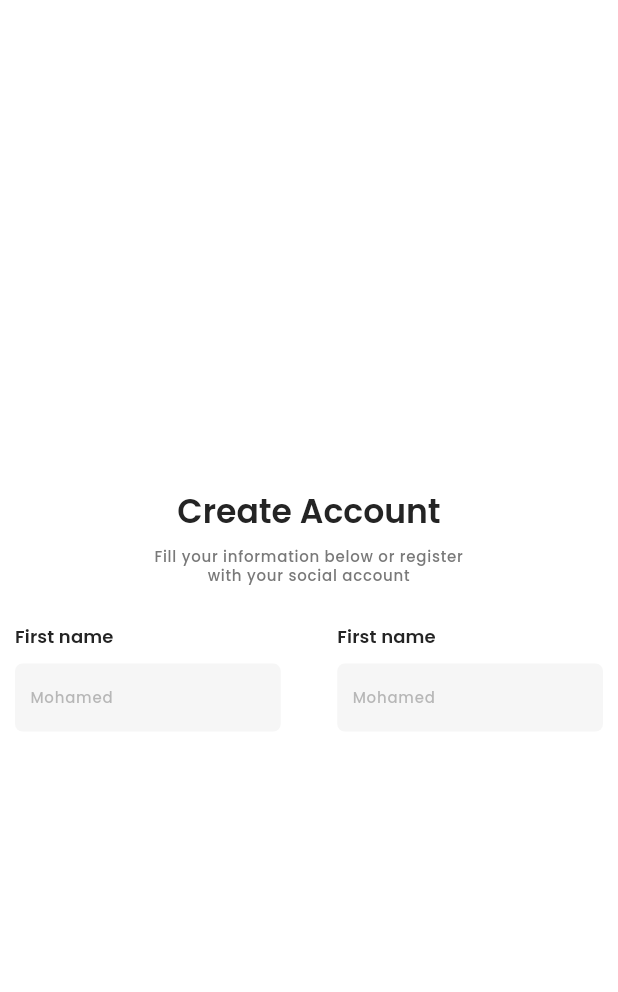
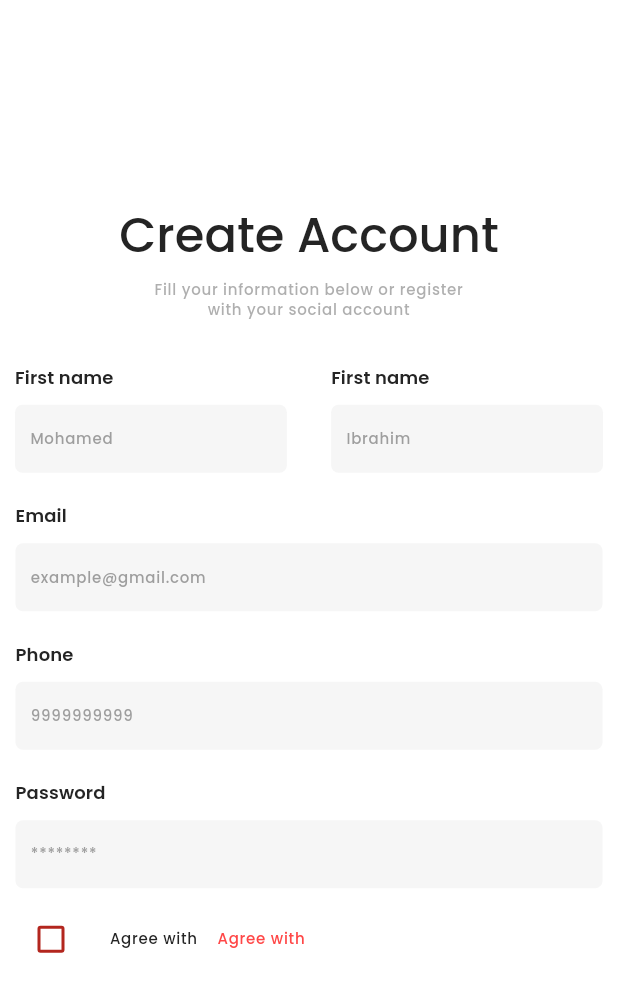
Before and after one commit to mohamed8270/info_harvest, a Flutter app: the SignupPage screen opened directly, on a phone screen of 412 x 824 dp. Shown: the top 992 px of the screen. Run offline on Flutter 3.47's test engine with Material 3 defaults, Android fonts, the phone set to English and light mode, and no system bars; our stand-ins replace flutter_svg, gap, get; missing offline and left inert: dart:ffi.

Commit message:
Auth check box added

```diff
--- /dev/null
+++ b/lib/common/widgets/checkbox_formfield.dart
@@ -0,0 +1,61 @@
+import 'package:flutter/material.dart';
+import 'package:info_harvest/utils/constants/colors.dart';
+import 'package:info_harvest/utils/constants/sizes.dart';
+
+class CheckBoxFormField extends FormField<bool> {
+  final String labelTxt1;
+  final String labelTxt2;
+  final bool isChecked;
+  final String error;
+  final void Function(bool?) isChanged;
+  final BuildContext context;
+
+  CheckBoxFormField(
+      {super.key,
+        required this.labelTxt1,
+        required this.labelTxt2,
+        required this.isChecked,
+        required this.isChanged,
+        required super.validator,
+        required this.error,
+        required this.context})
+      : super(
+      initialValue: isChecked,
+      builder: (FormFieldState<bool> state) {
+        return Column(
+          children: [
+            Row(
+              crossAxisAlignment: CrossAxisAlignment.center,
+              mainAxisAlignment: MainAxisAlignment.start,
+              children: [
+                Checkbox(
+                    value: isChecked,
+                    onChanged: isChanged,
+                    isError: true),
+                IAppSizes.spaceMd,
+                Text(labelTxt1,
+                    style: Theme.of(context).textTheme.labelMedium),
+                IAppSizes.spaceSm,
+                Text(labelTxt1,
+                    style: Theme.of(context)
+                        .textTheme
+                        .labelMedium
+                        ?.copyWith(color: IAppColor.pulpRed)),
+              ],
+            ),
+            Row(
+              children: [
+                Padding(
+                    padding: const EdgeInsets.symmetric(
+                        horizontal: IAppSizes.sm),
+                    child: Text(error.isNotEmpty ? '* $error' : '',
+                        style: Theme.of(context)
+                            .textTheme
+                            .labelSmall
+                            ?.copyWith(color: Colors.red)))
+              ],
+            )
+          ],
+        );
+      });
+}
--- a/lib/common/widgets/userinput_field.dart
+++ b/lib/common/widgets/userinput_field.dart
@@ -4,10 +4,11 @@ import 'package:info_harvest/utils/constants/sizes.dart';
 import 'package:info_harvest/utils/device/device_utility.dart';
 
 class UserInputField extends StatelessWidget {
-  const UserInputField({super.key, required this.label, required this.hint, required this.validator, this.obscureTxt=false, required this.controller, required this.type});
+  const UserInputField({super.key, required this.label, required this.hint, required this.validator, this.obscureTxt=false, required this.controller, required this.type, required this.w});
 
   final String label;
   final String hint;
+  final double w;
   final TextInputType type;
   final TextEditingController controller;
   final String? Function(String?) validator;
@@ -24,7 +25,7 @@ class UserInputField extends StatelessWidget {
         IAppSizes.spaceSm,
         Container(
           height:  size.height*0.055,
-          width: size.width *0.43,
+          width: w,
           decoration: BoxDecoration(color: IAppColor.greyWhite,borderRadius: BorderRadius.circular(5)),
           alignment: Alignment.center,
           child: TextFormField(
@@ -36,7 +37,7 @@ class UserInputField extends StatelessWidget {
             keyboardType: type,
             decoration: InputDecoration(
               hintText: hint,
-              hintStyle: Theme.of(context).textTheme.labelMedium?.copyWith(color: IAppColor.cementGrey.withOpacity(0.5)),
+              hintStyle: Theme.of(context).textTheme.labelMedium?.copyWith(color: IAppColor.cementGrey.withOpacity(0.7)),
               enabledBorder: InputBorder.none,
               focusedBorder: InputBorder.none,
               isCollapsed: true,
--- a/lib/features/authentication/screens/signup_page.dart
+++ b/lib/features/authentication/screens/signup_page.dart
@@ -1,8 +1,10 @@
 import 'package:flutter/material.dart';
+import 'package:info_harvest/common/widgets/checkbox_formfield.dart';
 import 'package:info_harvest/common/widgets/userinput_field.dart';
 import 'package:info_harvest/utils/constants/colors.dart';
 import 'package:info_harvest/utils/constants/sizes.dart';
 import 'package:info_harvest/utils/constants/text_strings.dart';
+import 'package:info_harvest/utils/device/device_utility.dart';
 import 'package:info_harvest/utils/validators/auth_validate.dart';
 
 class SignupPage extends StatefulWidget {
@@ -13,40 +15,113 @@ class SignupPage extends StatefulWidget {
 }
 
 class _SignupPageState extends State<SignupPage> {
-
   final _formKey = GlobalKey<FormState>();
   var firstName = TextEditingController();
   var lastName = TextEditingController();
   var email = TextEditingController();
   var phone = TextEditingController();
   var password = TextEditingController();
+  var validate = AuthValidation();
+
+  String agreeError = '';
+  bool agreeTerms = false;
+  bool isChanged = false;
+
+  var size = IDeviceUtils.getDeviceSize();
 
   @override
   Widget build(BuildContext context) {
-    var validate = AuthValidation();
     return Scaffold(
-      body: SafeArea(child: Center(
+      body: SafeArea(
+          child: Center(
         child: Padding(
-          padding: const EdgeInsets.symmetric(horizontal: IAppSizes.sm) ,
+          padding: const EdgeInsets.symmetric(horizontal: IAppSizes.sm),
           child: Form(
             key: _formKey,
             child: Column(
               mainAxisAlignment: MainAxisAlignment.center,
               children: [
-              Text(IAppText.signUpTitle,style: Theme.of(context).textTheme.headlineMedium),
+                Text(IAppText.signUpTitle,
+                    style: Theme.of(context)
+                        .textTheme
+                        .headlineLarge
+                        ?.copyWith(fontWeight: FontWeight.w500)),
                 IAppSizes.spaceSm,
-              Text(IAppText.signupSub,style: Theme.of(context).textTheme.labelMedium?.copyWith(color: IAppColor.cementGrey), textAlign: TextAlign.center,),
-              IAppSizes.spaceXl,
+                Text(
+                  IAppText.signupSub,
+                  style: Theme.of(context)
+                      .textTheme
+                      .labelMedium
+                      ?.copyWith(color: IAppColor.cementGrey.withOpacity(0.6)),
+                  textAlign: TextAlign.center,
+                ),
+                IAppSizes.space2xl,
                 Row(
                   mainAxisAlignment: MainAxisAlignment.spaceBetween,
                   children: [
-                  UserInputField(label: 'First name',hint: 'Mohamed', type: TextInputType.name, controller: firstName,validator: validate.validateName),
-                  UserInputField(label: 'First name',hint: 'Mohamed', type: TextInputType.name, controller: lastName,validator: validate.validateName),
+                    UserInputField(
+                        w: size.width * 0.44,
+                        label: 'First name',
+                        hint: 'Mohamed',
+                        type: TextInputType.name,
+                        controller: firstName,
+                        validator: validate.validateName),
+                    UserInputField(
+                        w: size.width * 0.44,
+                        label: 'First name',
+                        hint: 'Ibrahim',
+                        type: TextInputType.name,
+                        controller: lastName,
+                        validator: validate.validateName),
                   ],
                 ),
+                IAppSizes.spaceLg,
+                UserInputField(
+                    w: size.width * 0.95,
+                    label: 'Email',
+                    hint: 'example@gmail.com',
+                    validator: validate.validateEmail,
+                    controller: email,
+                    type: TextInputType.emailAddress),
+                IAppSizes.spaceLg,
+                UserInputField(
+                    w: size.width * 0.95,
+                    label: 'Phone',
+                    hint: '9999999999',
+                    validator: validate.validatePhone,
+                    controller: phone,
+                    type: TextInputType.number),
+                IAppSizes.spaceLg,
+                UserInputField(
+                    w: size.width * 0.95,
+                    label: 'Password',
+                    hint: '********',
+                    validator: validate.validatePassword,
+                    controller: password,
+                    type: TextInputType.visiblePassword),
                 IAppSizes.spaceSm,
+                CheckBoxFormField(
+                    labelTxt1: IAppText.termsLabel1,
+                    labelTxt2: IAppText.termsLabel2,
+                    isChecked: agreeTerms,
+                    isChanged: (bool? value) {
+                      setState(() {
+                        isChanged = true;
+                        agreeTerms = value!;
+                        if(agreeTerms) {
+                          agreeError = '';
+                        } else {
+                          agreeError = IAppText.checkBoxError;
+                        }
+                      });
+                    },
+                    validator: validate.validateCheckBox,
+                    error: agreeError,
+                    context: context),
+                IAppSizes.spaceXl,
 
-            ],),
+              ],
+            ),
           ),
         ),
       )),
--- a/lib/utils/constants/text_strings.dart
+++ b/lib/utils/constants/text_strings.dart
@@ -18,6 +18,9 @@ class IAppText {
   static const String phoneError = 'Enter a valid phone number';
   static const String passError = 'Password must contains uppercase, lowercase, number and symbols';
   static const String passLenError = 'Password must be at least 8 characters';
+  static const String checkBoxError = 'Please accept terms & conditions';
+  static const String termsLabel1 = 'Agree with ';
+  static const String termsLabel2 = 'terms & conditions';
 
   static const String welcome = 'Welcome';
   static const String userName = 'Mohamed Ibrahim';
--- a/lib/utils/validators/auth_validate.dart
+++ b/lib/utils/validators/auth_validate.dart
@@ -1,3 +1,5 @@
+import 'dart:ffi';
+
 import 'package:info_harvest/utils/constants/text_strings.dart';
 
 class AuthValidation {
@@ -51,4 +53,14 @@ class AuthValidation {
     return null;
   }
 
+  // check box
+  String? validateCheckBox(bool? value) {
+    if(value == null) {
+      return IAppText.checkBoxError;
+    } else if(!value) {
+      return IAppText.checkBoxError;
+    }
+    return null;
+  }
+
 }
```
Lines whose indentation alone changed are shown as unchanged.
